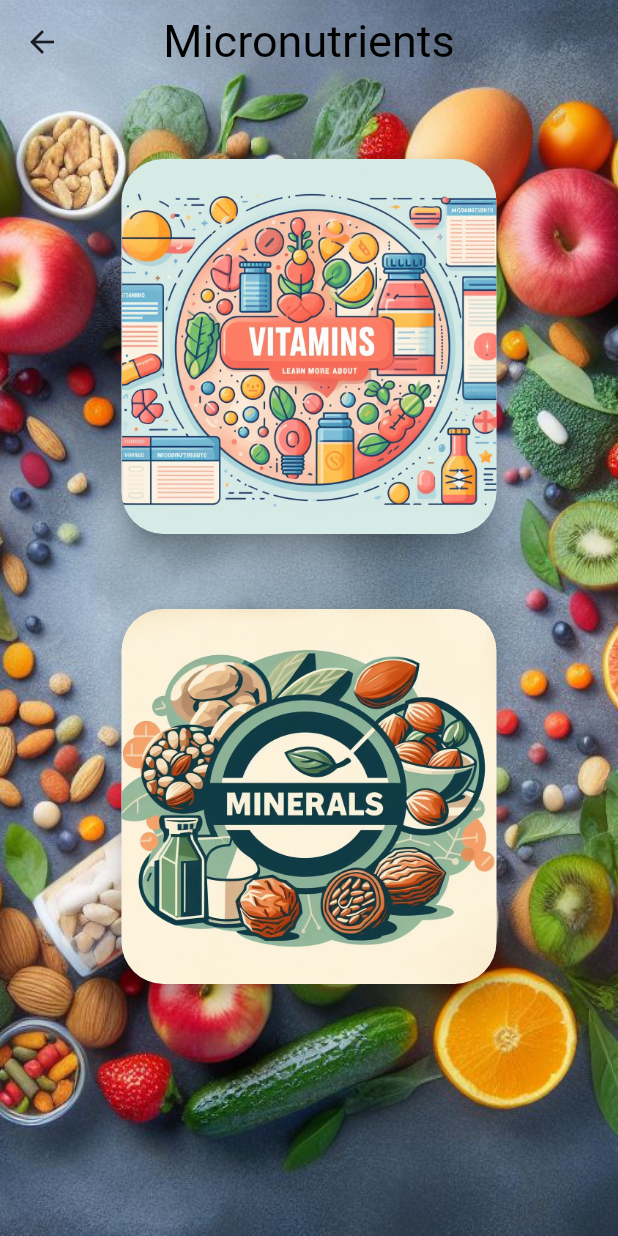
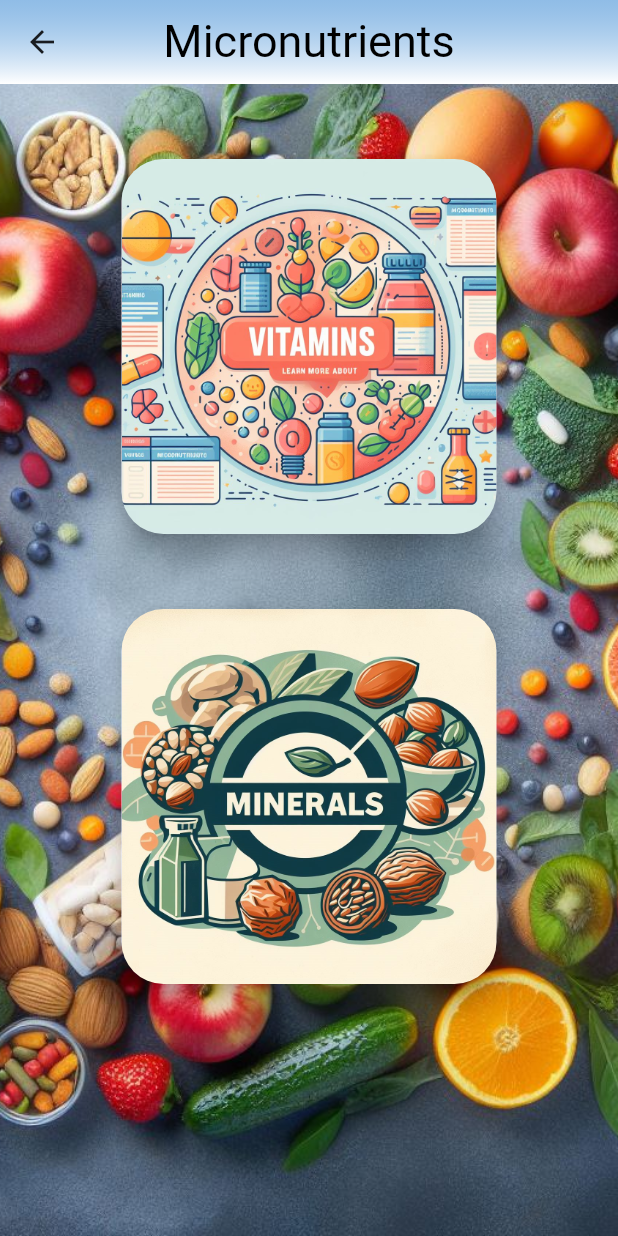
Before and after one commit to mateuszkasprzak94/fitness_prodigy, a Flutter app: the Micronutrients screen opened directly, on a phone screen of 412 x 824 dp. Run offline on Flutter 3.47's test engine with Material 2 defaults, Android fonts, the phone set to English and light mode, and no system bars; our stand-ins replace bloc, cloud_firestore, dio, firebase_auth, firebase_core, flutter_animate and 3 more; accounts and stored records are empty; Roboto replaces fonts that are missing (Satisfy).

Commit message:
Change Appbar background color

```diff
--- a/lib/app/pages/features/diet/pages/tabs_content/nutrients/micrnonutrients/micronutrients.dart
+++ b/lib/app/pages/features/diet/pages/tabs_content/nutrients/micrnonutrients/micronutrients.dart
@@ -17,20 +17,20 @@ class _MicronutrientsState extends State<Micronutrients> {
     return Scaffold(
       extendBodyBehindAppBar: true,
       appBar: AppBar(
-        backgroundColor: Colors.transparent,
+        backgroundColor: Colors.white,
         title: Text(
           'Micronutrients',
           style: GoogleFonts.satisfy(fontSize: 30, color: Colors.black),
         ),
         centerTitle: true,
-        // flexibleSpace: Container(
-        //   decoration: const BoxDecoration(
-        //     gradient: LinearGradient(colors: [
-        //       Color.fromARGB(162, 79, 216, 102),
-        //       Colors.white,
-        //     ], begin: Alignment.topCenter, end: Alignment.bottomCenter),
-        //   ),
-        // ),
+        flexibleSpace: Container(
+          decoration: const BoxDecoration(
+            gradient: LinearGradient(colors: [
+              Color.fromARGB(161, 79, 150, 216),
+              Colors.white,
+            ], begin: Alignment.topCenter, end: Alignment.bottomCenter),
+          ),
+        ),
         systemOverlayStyle: SystemUiOverlayStyle.light,
         automaticallyImplyLeading: true,
       ),
```
